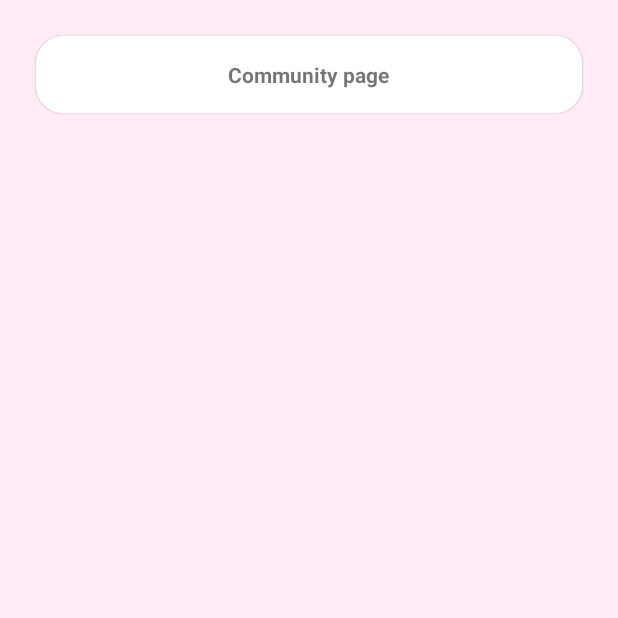
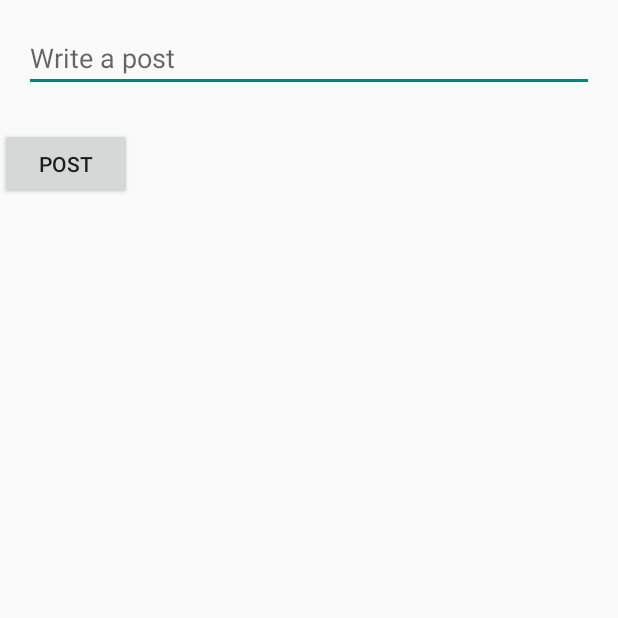
Before and after one commit to Churippo/SHE_SAFE, an Android app: the CommunityPageActivity screen opened directly, with no data from a screen before it, on a phone screen of 412 x 824 dp, the top half of it. Run offline under Robolectric (Android 15) with nearby library versions, the phone set to English and light mode, and no system bars; our stand-ins replace Firebase (no records; nobody signed in at launch, a user with empty details on screens opened directly).

Commit message:
Merge remote-tracking branch 'origin/master'
# Conflicts:
#	app/src/main/AndroidManifest.xml
#	app/src/main/java/com/example/she_safe/CommunityPageActivity.java
#	app/src/main/java/com/example/she_safe/Post.java
#	app/src/main/res/layout/activity_community_page.xml

```diff
--- a/app/src/main/AndroidManifest.xml
+++ b/app/src/main/AndroidManifest.xml
@@ -42,6 +42,9 @@
             android:name=".MainActivity"
             android:exported="false" />
         <activity
+            android:name=".CommentActivity"
+            android:exported="false" />
+        <activity
             android:name=".Login"
             android:exported="true">
             <intent-filter>
--- a/app/src/main/java/com/example/she_safe/CommunityPageActivity.java
+++ b/app/src/main/java/com/example/she_safe/CommunityPageActivity.java
@@ -1,14 +1,89 @@
 package com.example.she_safe;
+import android.content.Intent;
+import android.os.Bundle;
+import android.widget.Button;
+import android.widget.EditText;
+import androidx.appcompat.app.AppCompatActivity;
+import androidx.recyclerview.widget.LinearLayoutManager;
+import androidx.recyclerview.widget.RecyclerView;
+import com.google.firebase.auth.FirebaseAuth;
+import com.google.firebase.firestore.FirebaseFirestore;
+import com.google.firebase.firestore.QueryDocumentSnapshot;
 
-import androidx.appcompat.app.AppCompatActivity;
-
-import android.os.Bundle;
+import java.util.ArrayList;
+import java.util.List;
 
 public class CommunityPageActivity extends AppCompatActivity {
+
+    private FirebaseFirestore db;
+    private FirebaseAuth auth;
+    private List<Post> postList;
+    private PostAdapter postAdapter;
 
     @Override
     protected void onCreate(Bundle savedInstanceState) {
         super.onCreate(savedInstanceState);
         setContentView(R.layout.activity_community_page);
+
+        db = FirebaseFirestore.getInstance();
+        auth = FirebaseAuth.getInstance();
+        postList = new ArrayList<>();
+        postAdapter = new PostAdapter(postList);
+
+        EditText postEditText = findViewById(R.id.postEditText);
+        Button postButton = findViewById(R.id.postButton);
+        RecyclerView recyclerView = findViewById(R.id.recyclerView);
+
+        recyclerView.setLayoutManager(new LinearLayoutManager(this));
+        recyclerView.setAdapter(postAdapter);
+
+        postButton.setOnClickListener(v -> addPost(postEditText.getText().toString()));
+
+        // Retrieve and display posts from Firestore
+        db.collection("posts").addSnapshotListener((value, error) -> {
+            if (error != null) {
+                // Handle errors
+                return;
+            }
+
+            postList.clear();
+            for (QueryDocumentSnapshot document : value) {
+                Post post = document.toObject(Post.class);
+                postList.add(post);
+            }
+
+            postAdapter.notifyDataSetChanged();
+        });
+
+        // Set up the item click listener for posts
+        postAdapter.setOnItemClickListener((view, position) -> {
+            Post post = postList.get(position);
+
+            // Open a new activity or dialog to display comments
+            Intent intent = new Intent(CommunityPageActivity.this, CommentActivity.class);
+            intent.putExtra("postId", post.getPostId());
+            startActivity(intent);
+        });
+    }
+
+    private void addPost(String content) {
+        if (!content.isEmpty()) {
+            Post post = new Post();
+            post.setUserId(auth.getCurrentUser().getUid());
+            post.setContent(content);
+
+            db.collection("posts").add(post)
+                    .addOnSuccessListener(documentReference -> {
+                        post.setPostId(documentReference.getId());
+                        db.collection("posts").document(documentReference.getId()).set(post);
+
+                        // Clear the editText
+                        EditText postEditText = findViewById(R.id.postEditText);
+                        postEditText.setText("");
+                    })
+                    .addOnFailureListener(e -> {
+                        // Handle errors
+                    });
+        }
     }
 }
--- a/app/src/main/res/layout/activity_community_page.xml
+++ b/app/src/main/res/layout/activity_community_page.xml
@@ -1,45 +1,30 @@
-<?xml version="1.0" encoding="utf-8"?>
+<!-- activity_community.xml -->
 <RelativeLayout xmlns:android="http://schemas.android.com/apk/res/android"
-    xmlns:app="http://schemas.android.com/apk/res-auto"
     xmlns:tools="http://schemas.android.com/tools"
     android:layout_width="match_parent"
     android:layout_height="match_parent"
-    android:background="#FFEBF5"
-    android:padding="16dp"
     tools:context=".CommunityPageActivity">
 
-    <LinearLayout
+    <EditText
+        android:id="@+id/postEditText"
         android:layout_width="match_parent"
         android:layout_height="wrap_content"
-        android:gravity="center_horizontal"
-        android:orientation="vertical">
+        android:hint="Write a post"
+        android:layout_margin="16dp"/>
 
-        <androidx.cardview.widget.CardView
-            xmlns:android="http://schemas.android.com/apk/res/android"
-            xmlns:app="http://schemas.android.com/apk/res-auto"
-            android:layout_width="match_parent"
-            android:layout_height="match_parent"
-            app:cardCornerRadius="18dp"
-            app:cardElevation="1dp"
-            android:layout_margin="8dp">
+    <Button
+        android:id="@+id/postButton"
+        android:layout_width="wrap_content"
+        android:layout_height="wrap_content"
+        android:text="Post"
+        android:layout_below="@id/postEditText"
+        android:layout_marginTop="8dp"
+        android:layout_marginEnd="16dp"/>
 
-            <LinearLayout
-                android:layout_width="match_parent"
-                android:layout_height="match_parent"
-                android:orientation="vertical"
-                android:background="#FFFFFF"
-                android:padding="16dp"
-                android:gravity="center">
-
-                <TextView
-                    android:layout_width="wrap_content"
-                    android:layout_height="wrap_content"
-                    android:text="Community page"
-                    android:textStyle="bold"
-                    />
-
-            </LinearLayout>
-        </androidx.cardview.widget.CardView>
-    </LinearLayout>
-
+    <androidx.recyclerview.widget.RecyclerView
+        android:id="@+id/recyclerView"
+        android:layout_width="match_parent"
+        android:layout_height="match_parent"
+        android:layout_below="@id/postButton"
+        android:layout_marginTop="8dp"/>
 </RelativeLayout>
```
